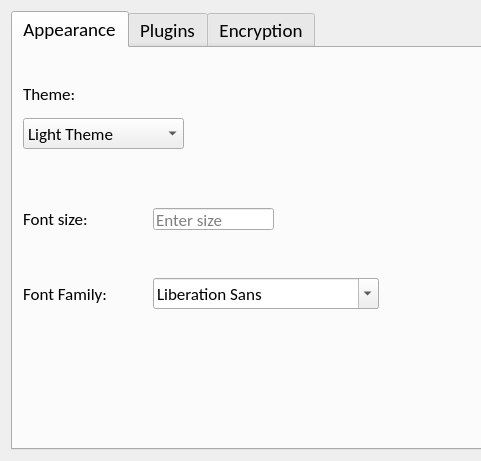
Old version of the form Application/GUIs/UI_files/settingsDialog2.ui in the repository sarvagyab/Groot; both pictures show x 0 to 481 and y 0 to 461 of the 870 by 461 pixel window.
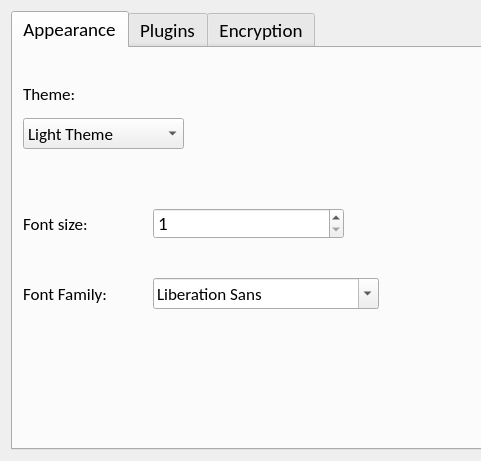
New version of the form. The open tabs and pages were chosen to show the change.

Commit message: Connected Appearance Settings

The edit to the form file:
```diff
--- a/Application/GUIs/UI_files/settingsDialog2.ui
+++ b/Application/GUIs/UI_files/settingsDialog2.ui
@@ -77,8 +77,8 @@
         <rect>
          <x>10</x>
          <y>160</y>
-         <width>101</width>
-         <height>21</height>
+         <width>111</width>
+         <height>31</height>
         </rect>
        </property>
        <property name="font">
@@ -105,24 +105,6 @@
         </font>
        </property>
       </widget>
-      <widget class="QLineEdit" name="fontSizeValue">
-       <property name="geometry">
-        <rect>
-         <x>140</x>
-         <y>160</y>
-         <width>121</width>
-         <height>22</height>
-        </rect>
-       </property>
-       <property name="font">
-        <font>
-         <pointsize>13</pointsize>
-        </font>
-       </property>
-       <property name="placeholderText">
-        <string>Enter size</string>
-       </property>
-      </widget>
       <widget class="QLabel" name="fontFamilyLabel">
        <property name="geometry">
         <rect>
@@ -141,6 +123,22 @@
         <string>Font Family:</string>
        </property>
       </widget>
+      <widget class="QSpinBox" name="fontSizeValue">
+       <property name="geometry">
+        <rect>
+         <x>140</x>
+         <y>160</y>
+         <width>191</width>
+         <height>31</height>
+        </rect>
+       </property>
+       <property name="minimum">
+        <number>1</number>
+       </property>
+       <property name="maximum">
+        <number>255</number>
+       </property>
+      </widget>
      </widget>
      <widget class="QWidget" name="tabPlugins">
       <attribute name="title">
```
Left out of the diff: 2 changed lines with no effect on the pictures. The commit also changes 7 other files.
